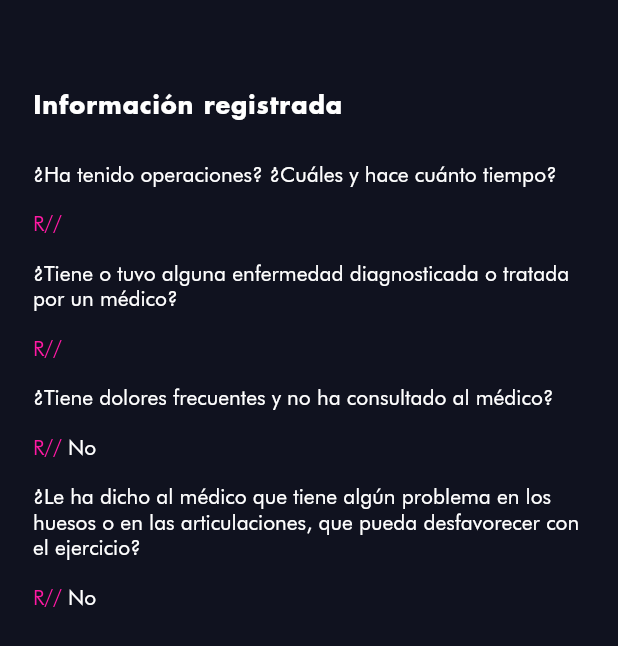
After one commit to renteriajhony/anamnesis, a Flutter app: the AnamnesisResultPage screen opened by its route, on a phone screen of 412 x 824 dp. The commit adds this screen. Shown: the top 646 px of the screen. Run offline on Flutter 3.47's test engine with Material 3 defaults, Android fonts, the phone set to English and light mode, and no system bars.

Commit message:
Response page

```diff
--- a/lib/anamnesis.dart
+++ b/lib/anamnesis.dart
@@ -0,0 +1,8 @@
+export 'tokens/theme_data.dart';
+export 'main.dart';
+export 'page/page.dart';
+export 'provider/form_provider.dart';
+export 'tokens/custom_colors.dart';
+export 'tokens/domensions.dart';
+export 'tokens/tokens.dart';
+export 'widgets/widgets.dart';
--- a/lib/custom/custom.dart
+++ /dev/null
@@ -1,2 +0,0 @@
-export '../tokens/custom_colors.dart';
-export 'theme_data.dart';
--- /dev/null
+++ b/lib/helpers/dialog_confirm.dart
@@ -0,0 +1,49 @@
+import 'package:flutter/material.dart';
+
+class DialogConfirm {
+  DialogConfirm({
+    required this.title,
+    required this.content,
+    required this.textAfirmitive,
+    required this.textNegative,
+    required this.onAfirmitive,
+  });
+
+  String title;
+  String content;
+  String textAfirmitive;
+  String textNegative;
+  VoidCallback onAfirmitive;
+
+  void show(BuildContext context) {
+    showDialog(
+      context: context,
+      builder: (BuildContext context) {
+        return AlertDialog(
+          backgroundColor: Theme.of(context).dialogBackgroundColor,
+          title: Text(title),
+          content: Text(
+            content,
+            style: TextStyle(
+              fontFamily: "Futura",
+            ),
+          ),
+          actions: <Widget>[
+            TextButton(
+              onPressed: () {
+                Navigator.of(context).pop();
+              },
+              child: Text(textNegative),
+            ),
+            TextButton(
+              onPressed: () {
+                onAfirmitive.call();
+              },
+              child: Text(textAfirmitive),
+            ),
+          ],
+        );
+      },
+    );
+  }
+}
--- a/lib/main.dart
+++ b/lib/main.dart
@@ -1,9 +1,7 @@
-import 'package:anamnesis/custom/custom.dart';
 import 'package:flutter/material.dart';
 import 'package:provider/provider.dart';
 
-import 'page/anamnesis_page.dart';
-import 'provider/form_provider.dart';
+import 'anamnesis.dart';
 
 void main() {
   runApp(
@@ -19,10 +17,15 @@ class MyApp extends StatelessWidget {
   @override
   Widget build(BuildContext context) {
     return MaterialApp(
-      title: 'Flutter Demo',
+      title: 'Prueba Anamnesis App',
       theme: CustomThenData.getThemeData(),
       home: const AnamnesisPage(),
       debugShowCheckedModeBanner: false,
+      routes: {
+        AnamnesisPage.routeName: (context) => const AnamnesisPage(),
+        AnamnesisResultPage.routeName: (context) => const AnamnesisResultPage(),
+      },
+      initialRoute: AnamnesisPage.routeName,
     );
   }
 }
--- /dev/null
+++ b/lib/page/anamnesis_result/anamnesis_result_page.dart
@@ -0,0 +1,191 @@
+import 'package:flutter/material.dart';
+import 'package:provider/provider.dart';
+
+import '../../anamnesis.dart';
+
+class AnamnesisResultPage extends StatelessWidget {
+  const AnamnesisResultPage({super.key});
+  static const String routeName = '/anamnesis_steps_result';
+
+  @override
+  Widget build(BuildContext context) {
+    final formProvider = Provider.of<FormProvider>(context, listen: false);
+    return Scaffold(
+      body: ListView(
+        padding: const EdgeInsets.only(left: 22, right: 22, top: 60),
+        children: [
+          Text(
+            'Información registrada',
+            textAlign: TextAlign.left,
+            style: TextStyle(
+              fontFamily: 'Futura',
+              fontSize: 16.0,
+              fontWeight: FontWeight.w500,
+              letterSpacing: 16 * 0.04,
+            ),
+          ),
+          const SizedBox(height: 25),
+          RichText(
+            maxLines: 2,
+            text: TextSpan(
+              text: '¿Ha tenido operaciones? ¿Cuáles y hace cuánto tiempo?',
+              style: TextStyle(
+                fontSize: 14,
+                fontWeight: FontWeight.w400,
+                fontFamily: 'Futura Bk BT',
+              ),
+              children: <TextSpan>[],
+            ),
+          ),
+          SizedBox(
+            height: 16,
+          ),
+          RichText(
+            maxLines: 4,
+            text: TextSpan(
+              text: 'R// ',
+              style: TextStyle(
+                fontSize: 14,
+                fontWeight: FontWeight.w400,
+                fontFamily: 'Futura Bk BT',
+                color: Theme.of(context).colorScheme.error,
+              ),
+              children: <TextSpan>[
+                TextSpan(
+                    text: formProvider.operationsController.text,
+                    style: TextStyle(
+                      fontSize: 14,
+                      fontWeight: FontWeight.w400,
+                      fontFamily: 'Futura Bk BT',
+                      color: Theme.of(context).colorScheme.onSecondary,
+                    )),
+              ],
+            ),
+          ),
+          SizedBox(
+            height: 16,
+          ),
+          RichText(
+            maxLines: 2,
+            text: TextSpan(
+              text:
+                  '¿Tiene o tuvo alguna enfermedad diagnosticada o tratada por un médico?',
+              style: TextStyle(
+                fontSize: 14,
+                fontWeight: FontWeight.w400,
+                fontFamily: 'Futura Bk BT',
+              ),
+              children: <TextSpan>[],
+            ),
+          ),
+          SizedBox(
+            height: 16,
+          ),
+          RichText(
+            maxLines: 4,
+            text: TextSpan(
+              text: 'R// ',
+              style: TextStyle(
+                fontSize: 14,
+                fontWeight: FontWeight.w400,
+                fontFamily: 'Futura Bk BT',
+                color: Theme.of(context).colorScheme.error,
+              ),
+              children: <TextSpan>[
+                TextSpan(
+                    text: formProvider.diseaseController.text,
+                    style: TextStyle(
+                      fontSize: 14,
+                      fontWeight: FontWeight.w400,
+                      fontFamily: 'Futura Bk BT',
+                      color: Theme.of(context).colorScheme.onSecondary,
+                    )),
+              ],
+            ),
+          ),
+          SizedBox(
+            height: 16,
+          ),
+          RichText(
+            maxLines: 2,
+            text: TextSpan(
+              text: '¿Tiene dolores frecuentes y no ha consultado al médico?',
+              style: TextStyle(
+                fontSize: 14,
+                fontWeight: FontWeight.w400,
+                fontFamily: 'Futura Bk BT',
+              ),
+              children: <TextSpan>[],
+            ),
+          ),
+          SizedBox(
+            height: 16,
+          ),
+          RichText(
+            maxLines: 4,
+            text: TextSpan(
+              text: 'R// ',
+              style: TextStyle(
+                fontSize: 14,
+                fontWeight: FontWeight.w400,
+                fontFamily: 'Futura Bk BT',
+                color: Theme.of(context).colorScheme.error,
+              ),
+              children: <TextSpan>[
+                TextSpan(
+                    text: formProvider.painController.text,
+                    style: TextStyle(
+                      fontSize: 14,
+                      fontWeight: FontWeight.w400,
+                      fontFamily: 'Futura Bk BT',
+                      color: Theme.of(context).colorScheme.onSecondary,
+                    )),
+              ],
+            ),
+          ),
+          SizedBox(
+            height: 16,
+          ),
+          RichText(
+            maxLines: 4,
+            text: TextSpan(
+              text:
+                  '¿Le ha dicho al médico que tiene algún problema en los huesos o en las articulaciones, que pueda desfavorecer con el ejercicio?',
+              style: TextStyle(
+                fontSize: 14,
+                fontWeight: FontWeight.w400,
+                fontFamily: 'Futura Bk BT',
+              ),
+              children: <TextSpan>[],
+            ),
+          ),
+          SizedBox(
+            height: 16,
+          ),
+          RichText(
+            maxLines: 4,
+            text: TextSpan(
+              text: 'R// ',
+              style: TextStyle(
+                fontSize: 14,
+                fontWeight: FontWeight.w400,
+                fontFamily: 'Futura Bk BT',
+                color: Theme.of(context).colorScheme.error,
+              ),
+              children: <TextSpan>[
+                TextSpan(
+                    text: formProvider.toldController.text,
+                    style: TextStyle(
+                      fontSize: 14,
+                      fontWeight: FontWeight.w400,
+                      fontFamily: 'Futura Bk BT',
+                      color: Theme.of(context).colorScheme.onSecondary,
+                    )),
+              ],
+            ),
+          ),
+        ],
+      ),
+    );
+  }
+}
--- /dev/null
+++ b/lib/page/page.dart
@@ -0,0 +1,3 @@
+export 'anamnesis_result/anamnesis_result_page.dart';
+export 'steps_anamnesis/anamnesis_page.dart';
+export 'steps_anamnesis/screens/screens.dart';
--- a/lib/page/anamnesis_page.dart
+++ b/lib/page/steps_anamnesis/anamnesis_page.dart
@@ -1,12 +1,13 @@
 import 'package:flutter/material.dart';
 import 'package:provider/provider.dart';
 
-import '../provider/form_provider.dart';
-import '../screens/screens.dart';
-import '../widgets/widgets.dart';
+import '../../provider/form_provider.dart';
+import 'screens/screens.dart';
+import '../../widgets/widgets.dart';
 
 class AnamnesisPage extends StatelessWidget {
   const AnamnesisPage({super.key});
+  static const String routeName = '/anamnesis_steps';
 
   @override
   Widget build(BuildContext context) {
@@ -29,7 +30,7 @@ class AnamnesisPage extends StatelessWidget {
         padding: const EdgeInsets.symmetric(horizontal: 22),
         child: CustomPrimaryButton(
           onPressed: () {
-            formProvider.navigateToNextStage();
+            formProvider.navigateToNextStage(context);
           },
           text: 'Siguiente',
         ),
--- a/lib/screens/anamnesis_step2.dart
+++ b/lib/page/steps_anamnesis/screens/anamnesis_step1.dart
@@ -2,10 +2,10 @@ import 'package:anamnesis/widgets/widgets.dart';
 import 'package:flutter/material.dart';
 import 'package:provider/provider.dart';
 
-import '../provider/form_provider.dart';
+import '../../../provider/form_provider.dart';
 
-class AnamnesisStep2 extends StatelessWidget {
-  const AnamnesisStep2({super.key});
+class AnamnesisStep1 extends StatelessWidget {
+  const AnamnesisStep1({super.key});
   @override
   Widget build(BuildContext context) {
     final formProvider = Provider.of<FormProvider>(context, listen: true);
@@ -16,7 +16,7 @@ class AnamnesisStep2 extends StatelessWidget {
         RichText(
           maxLines: 2,
           text: TextSpan(
-            text: '¿Tiene dolores frecuentes y no ha consultado al médico?',
+            text: '¿Ha tenido operaciones? ¿Cuáles y hace cuánto tiempo?',
             style: TextStyle(
               fontSize: 14,
               fontWeight: FontWeight.w400,
@@ -37,18 +37,18 @@ class AnamnesisStep2 extends StatelessWidget {
         SizedBox(
           height: 16,
         ),
-        CustomToggleButton(
-          controller: formProvider.painController,
-          isSelected: formProvider.selectedlistObserver,
+        CustomEditText(
+          controller: formProvider.operationsController,
+          key: formProvider.operationsFormKey,
         ),
         SizedBox(
           height: 16,
         ),
         RichText(
-          maxLines: 4,
+          maxLines: 2,
           text: TextSpan(
             text:
-                '¿Le ha dicho al médico que tiene algún problema en los huesos o en las articulaciones, que pueda desfavorecer con el ejercicio?',
+                '¿Tiene o tuvo alguna enfermedad diagnosticada o tratada por un médico?',
             style: TextStyle(
               fontSize: 14,
               fontWeight: FontWeight.w400,
@@ -69,9 +69,9 @@ class AnamnesisStep2 extends StatelessWidget {
         SizedBox(
           height: 16,
         ),
-        CustomToggleButton(
-          controller: formProvider.toldController,
-          isSelected: formProvider.selectedlistObserver2,
+        CustomEditText(
+          controller: formProvider.diseaseController,
+          key: formProvider.diseaseFormKey,
         ),
       ],
     );
--- a/lib/screens/anamnesis_step1.dart
+++ b/lib/page/steps_anamnesis/screens/anamnesis_step2.dart
@@ -2,10 +2,10 @@ import 'package:anamnesis/widgets/widgets.dart';
 import 'package:flutter/material.dart';
 import 'package:provider/provider.dart';
 
-import '../provider/form_provider.dart';
+import '../../../provider/form_provider.dart';
 
-class AnamnesisStep1 extends StatelessWidget {
-  const AnamnesisStep1({super.key});
+class AnamnesisStep2 extends StatelessWidget {
+  const AnamnesisStep2({super.key});
   @override
   Widget build(BuildContext context) {
     final formProvider = Provider.of<FormProvider>(context, listen: true);
@@ -16,7 +16,7 @@ class AnamnesisStep1 extends StatelessWidget {
         RichText(
           maxLines: 2,
           text: TextSpan(
-            text: '¿Ha tenido operaciones? ¿Cuáles y hace cuánto tiempo?',
+            text: '¿Tiene dolores frecuentes y no ha consultado al médico?',
             style: TextStyle(
               fontSize: 14,
               fontWeight: FontWeight.w400,
@@ -37,18 +37,18 @@ class AnamnesisStep1 extends StatelessWidget {
         SizedBox(
           height: 16,
         ),
-        CustomEditText(
-          controller: formProvider.operationsController,
-          key: formProvider.operationsFormKey,
+        CustomToggleButton(
+          controller: formProvider.painController,
+          isSelected: formProvider.selectedlistObserver,
         ),
         SizedBox(
           height: 16,
         ),
         RichText(
-          maxLines: 2,
+          maxLines: 4,
           text: TextSpan(
             text:
-                '¿Tiene o tuvo alguna enfermedad diagnosticada o tratada por un médico?',
+                '¿Le ha dicho al médico que tiene algún problema en los huesos o en las articulaciones, que pueda desfavorecer con el ejercicio?',
             style: TextStyle(
               fontSize: 14,
               fontWeight: FontWeight.w400,
@@ -69,9 +69,9 @@ class AnamnesisStep1 extends StatelessWidget {
         SizedBox(
           height: 16,
         ),
-        CustomEditText(
-          controller: formProvider.diseaseController,
-          key: formProvider.diseaseFormKey,
+        CustomToggleButton(
+          controller: formProvider.toldController,
+          isSelected: formProvider.selectedlistObserver2,
         ),
       ],
     );
--- a/lib/provider/form_provider.dart
+++ b/lib/provider/form_provider.dart
@@ -1,6 +1,7 @@
-import 'dart:developer';
+import 'package:anamnesis/helpers/dialog_confirm.dart';
+import 'package:flutter/material.dart';
 
-import 'package:flutter/material.dart';
+import '../page/page.dart';
 
 class FormProvider with ChangeNotifier {
   final TextEditingController operationsController = TextEditingController();
@@ -46,7 +47,7 @@ class FormProvider with ChangeNotifier {
     return isPageValid;
   }
 
-  void navigateToNextStage() {
+  void navigateToNextStage(BuildContext context) {
     if (currentPage < numPages - 1 && validateForm()) {
       currentPage++;
       currentPage == numPages - 1
@@ -54,8 +55,15 @@ class FormProvider with ChangeNotifier {
           : isNavegationDone = false;
       notifyListeners();
     } else {
-      // Todo: Call result here!
-      log('Result form', name: 'Show Resulht');
+      DialogConfirm(
+        title: '',
+        content: 'Tu información sera guardada, ¿Deseas continuar?',
+        textAfirmitive: 'Aceptar',
+        textNegative: 'Cancelar',
+        onAfirmitive: () {
+          Navigator.of(context).popAndPushNamed(AnamnesisResultPage.routeName);
+        },
+      ).show(context);
     }
   }
 
--- a/lib/custom/theme_data.dart
+++ b/lib/tokens/theme_data.dart
@@ -29,6 +29,7 @@ class CustomThenData {
           size: 24,
         ),
       ),
+      dialogBackgroundColor: const Color(0xFF10121F),
       useMaterial3: true,
     );
   }
--- a/lib/tokens/tokens.dart
+++ b/lib/tokens/tokens.dart
@@ -1,2 +1,3 @@
 export 'custom_colors.dart';
 export 'domensions.dart';
+export 'theme_data.dart';
--- a/lib/widgets/custom_primary_button.dart
+++ b/lib/widgets/custom_primary_button.dart
@@ -1,8 +1,7 @@
 import 'package:flutter/material.dart';
 import 'package:provider/provider.dart';
 
-import '../custom/custom.dart';
-import '../provider/form_provider.dart';
+import '../anamnesis.dart';
 
 class CustomPrimaryButton extends StatelessWidget {
   const CustomPrimaryButton({
```
Also changed, not shown: lib/page/steps_anamnesis/screens/screens.dart (renamed from lib/screens/screens.dart).
